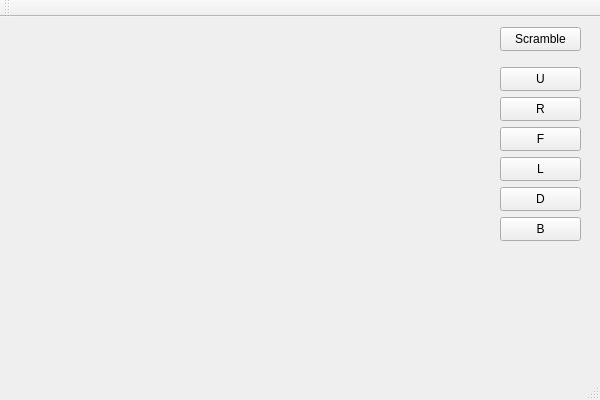
Old version of the form QtWidgetsApplication1/QtWidgetsApplication1.ui in the repository gaobaige63-bot/QtWidgetsApplication1.
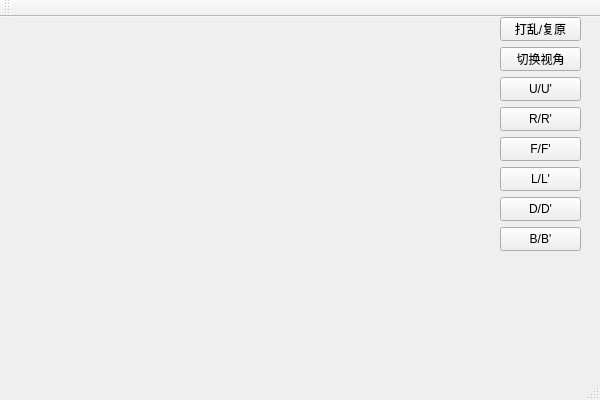
New version of the form.

The edit to the form file:
```diff
--- a/QtWidgetsApplication1/QtWidgetsApplication1.ui
+++ b/QtWidgetsApplication1/QtWidgetsApplication1.ui
@@ -21,91 +21,104 @@
     <property name="geometry">
      <rect>
       <x>500</x>
-      <y>50</y>
+      <y>60</y>
       <width>81</width>
       <height>24</height>
      </rect>
     </property>
     <property name="text">
-     <string>U</string>
+     <string>U/U'</string>
     </property>
    </widget>
    <widget class="QPushButton" name="btnR">
     <property name="geometry">
      <rect>
       <x>500</x>
-      <y>80</y>
+      <y>90</y>
       <width>81</width>
       <height>24</height>
      </rect>
     </property>
     <property name="text">
-     <string>R</string>
+     <string>R/R'</string>
     </property>
    </widget>
    <widget class="QPushButton" name="btnF">
     <property name="geometry">
      <rect>
       <x>500</x>
-      <y>110</y>
+      <y>120</y>
       <width>81</width>
       <height>24</height>
      </rect>
     </property>
     <property name="text">
-     <string>F</string>
+     <string>F/F'</string>
     </property>
    </widget>
    <widget class="QPushButton" name="btnL">
     <property name="geometry">
      <rect>
       <x>500</x>
-      <y>140</y>
+      <y>150</y>
       <width>81</width>
       <height>24</height>
      </rect>
     </property>
     <property name="text">
-     <string>L</string>
+     <string>L/L'</string>
     </property>
    </widget>
    <widget class="QPushButton" name="btnD">
     <property name="geometry">
      <rect>
       <x>500</x>
-      <y>170</y>
+      <y>180</y>
       <width>81</width>
       <height>24</height>
      </rect>
     </property>
     <property name="text">
-     <string>D</string>
+     <string>D/D'</string>
     </property>
    </widget>
    <widget class="QPushButton" name="btnB">
     <property name="geometry">
      <rect>
       <x>500</x>
-      <y>200</y>
+      <y>210</y>
       <width>81</width>
       <height>24</height>
      </rect>
     </property>
     <property name="text">
-     <string>B</string>
+     <string>B/B'</string>
     </property>
    </widget>
    <widget class="QPushButton" name="btnScramble">
     <property name="geometry">
      <rect>
       <x>500</x>
-      <y>10</y>
+      <y>0</y>
       <width>81</width>
       <height>24</height>
      </rect>
     </property>
     <property name="text">
-     <string>Scramble</string>
+     <string>打乱/复原</string>
+    </property>
+   </widget>
+   <widget class="QPushButton" name="btnView">
+    <property name="geometry">
+     <rect>
+      <x>500</x>
+      <y>30</y>
+      <width>81</width>
+      <height>24</height>
+     </rect>
+    </property>
+    <property name="text">
+     <string>切换视角</string>
     </property>
    </widget>
   </widget>
```
